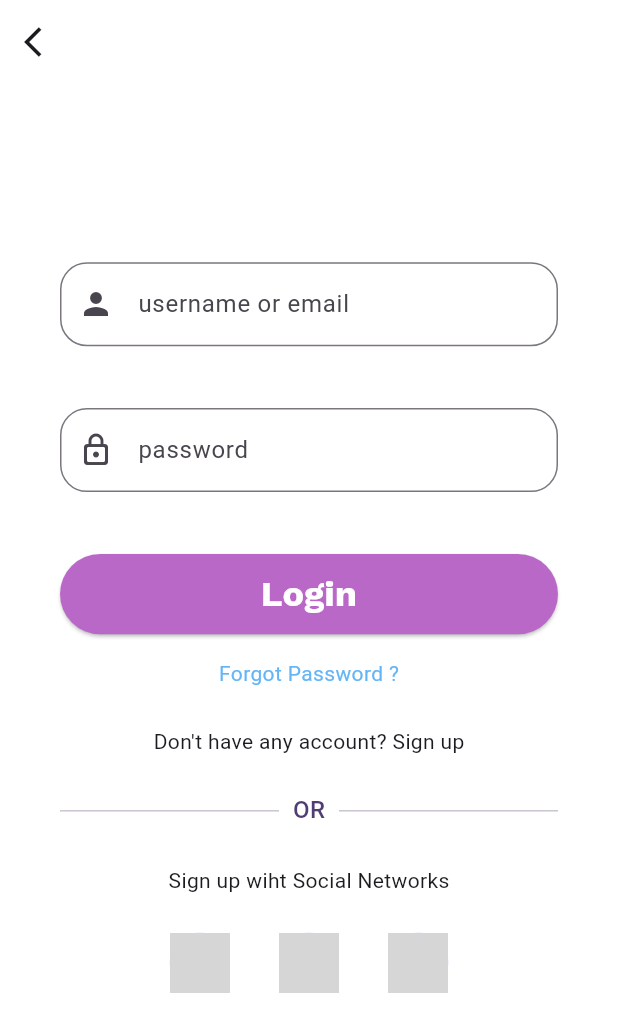
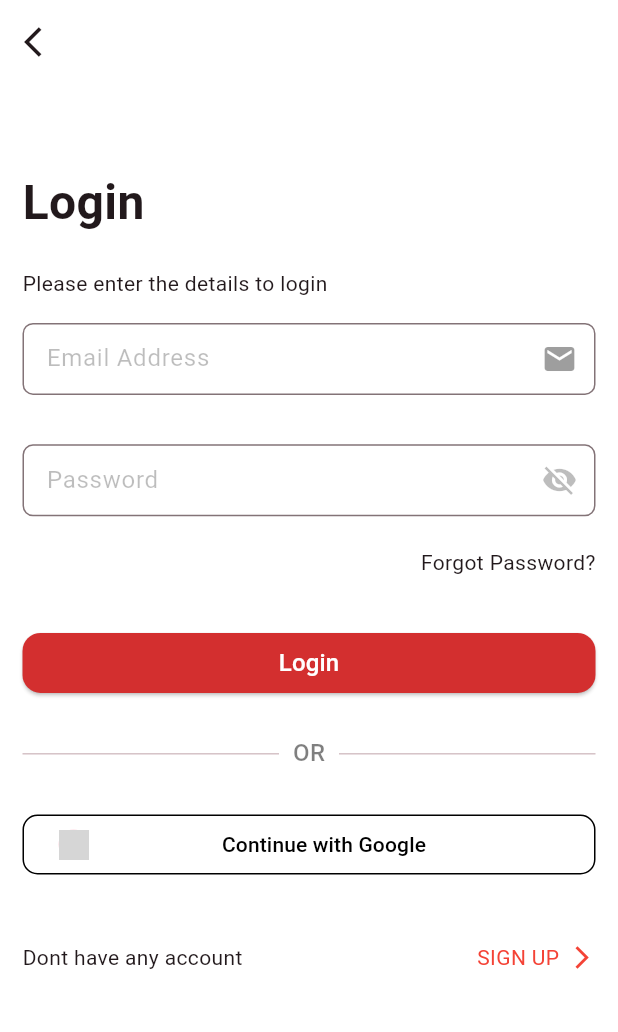
Before and after one commit to sijalneupane/flutter_app_1, a Flutter app: the screen it shows after launch, on a phone screen of 412 x 824 dp. Shown: the top 1032 px of the screen. Run offline on Flutter 3.47's test engine with Material 3 defaults, Android fonts, the phone set to English and light mode, and no system bars; our stand-ins replace font_awesome_flutter, google_fonts, readmore; network calls fail; grey boxes are pictures that could not be loaded.

Commit message:
Code added for Login form second for me, first for others

```diff
--- a/lib/facebook.dart
+++ b/lib/facebook.dart
@@ -84,6 +84,21 @@ class Facebook extends StatelessWidget {
                 size:30,
               )
             ],
+          ),
+          Row(
+            children: [
+              CircleAvatar(
+                backgroundImage: NetworkImage("https://live.staticflickr.com/5252/5403292396_0804de9bcf_b.jpg"),
+              ),
+              TextFormField(
+                decoration: InputDecoration(
+                  fillColor: Colors.white,
+                  border: OutlineInputBorder(
+
+                  )
+                ),
+              )
+            ],
           )
         ],
       ),
--- /dev/null
+++ b/lib/login1.dart
@@ -0,0 +1,146 @@
+import 'package:flutter/material.dart';
+
+class Login1 extends StatelessWidget {
+  Login1({super.key});
+
+  @override
+  Widget build(BuildContext context) {
+    return Scaffold(
+      backgroundColor: Colors.white,
+      appBar: AppBar(
+        backgroundColor: Colors.white,
+        leading: Icon(Icons.arrow_back_ios),
+        elevation: 0,
+      ),
+      body: SingleChildScrollView(
+        child: Padding(
+          padding: const EdgeInsets.all(15.0),
+          child: Column(
+            crossAxisAlignment: CrossAxisAlignment.start,
+            children: [
+              SizedBox(height: MediaQuery.of(context).size.height * 0.05),
+              const Text(
+                "Login",
+                style: TextStyle(fontWeight: FontWeight.bold, fontSize: 32),
+              ),
+              SizedBox(height: MediaQuery.of(context).size.height * 0.025),
+              const Text("Please enter the details to login"),
+              SizedBox(height: MediaQuery.of(context).size.height * 0.02),
+              TextFormField(
+                // style: TextStyle(color: Colors.blue),
+                decoration: InputDecoration(
+                  border: OutlineInputBorder(
+                      borderSide: BorderSide(color: Colors.black38),
+                      borderRadius: BorderRadius.circular(7)),
+                  contentPadding: EdgeInsets.all(12),
+                  labelText: "Email Address",
+                  labelStyle: TextStyle(color: Colors.black26),
+                  suffixIcon: Icon(Icons.email, color: Colors.black38),
+                ),
+              ),
+              SizedBox(height: MediaQuery.of(context).size.height * 0.04),
+              TextFormField(
+                // style: TextStyle(color: Colors.blue),
+                decoration: InputDecoration(
+                  border: OutlineInputBorder(
+                      borderSide: BorderSide(color: Colors.black12),
+                      borderRadius: BorderRadius.circular(7)),
+                  contentPadding: EdgeInsets.all(12),
+                  labelText: "Password",
+                  labelStyle: TextStyle(color: Colors.black26),
+                  suffixIcon: Icon(Icons.visibility_off, color: Colors.black26),
+                ),
+              ),
+              SizedBox(height: MediaQuery.of(context).size.height * 0.025),
+              Row(
+                children: [Spacer(), Text("Forgot Password?")],
+              ),
+              SizedBox(height: MediaQuery.of(context).size.height * 0.045),
+              SizedBox(
+                  height: 40,
+                  width: MediaQuery.of(context).size.width,
+                  child: ElevatedButton(
+                    onPressed: () {},
+                    child: Text(
+                      "Login",
+                      style: TextStyle(fontSize: 16),
+                    ),
+                    style: ElevatedButton.styleFrom(
+                        shape: RoundedRectangleBorder(
+                            borderRadius: BorderRadius.circular(12)),
+                        foregroundColor: Colors.white,
+                        backgroundColor: Colors.red[700]),
+                  )),
+              SizedBox(height: MediaQuery.of(context).size.height * 0.025),
+              Row(
+                children: [
+                  Expanded(child: Divider()),
+                  CircleAvatar(
+                    child: Text(
+                      "OR",
+                      style: TextStyle(color: Colors.black.withOpacity(0.5)),
+                    ),
+                    backgroundColor: Colors.transparent,
+                  ),
+                  Expanded(child: Divider())
+                ],
+              ),
+              SizedBox(height: MediaQuery.of(context).size.height * 0.02),
+              ElevatedButton(
+                onPressed: () {},
+                child: Row(
+                  children: [
+                    CircleAvatar(
+                      radius: 10,
+                      backgroundImage: NetworkImage(
+                          "https://banner2.cleanpng.com/20180326/gte/avj4aturu.webp"),
+                    ),
+                    Expanded(
+                      child: Text(
+                        "Continue with Google",
+                        textAlign: TextAlign.center,
+                      ),
+                    )
+                  ],
+                ),
+                style: ElevatedButton.styleFrom(
+                    shape: RoundedRectangleBorder(
+                        borderRadius: BorderRadius.circular(10)),
+                    side: BorderSide(width: 1),
+                    elevation: 0,
+                    backgroundColor: Colors.white,
+                    foregroundColor: Colors.black),
+              ),
+              SizedBox(height: MediaQuery.of(context).size.height * 0.05),
+              Row(
+                children: [
+                  Expanded(child: Text("Dont have any account")),
+                  InkWell(
+                      onTap: () {
+                        print("Pressed");
+                      },
+                      child: Row(
+                        children: [
+                          Text(
+                            "SIGN UP",
+                            style: TextStyle(color: Colors.red),
+                          ),
+                          SizedBox(
+                            width: MediaQuery.of(context).size.width * 0.015,
+                          ),
+                          Icon(
+                            Icons.arrow_forward_ios,
+                            size: 18,
+                            color: Colors.red,
+                          )
+                        ],
+                      )),
+                ],
+              )
+            ],
+          ),
+        ),
+      ),
+    );
+  }
+}
--- a/lib/main.dart
+++ b/lib/main.dart
@@ -2,6 +2,7 @@ import 'package:flutter/material.dart';
 import 'package:flutter_app_1/facebook.dart';
 import 'package:flutter_app_1/futsal.dart';
 import 'package:flutter_app_1/login.dart';
+import 'package:flutter_app_1/login1.dart';
 import 'package:flutter_app_1/splash_screen.dart';
 import 'package:flutter_app_1/textform1.dart';
 
@@ -17,13 +18,14 @@ class MyApp extends StatelessWidget {
     return MaterialApp(
       debugShowCheckedModeBanner: false,
       title:'Flutter Demo',
-      theme: ThemeData(scaffoldBackgroundColor: Colors.black,
-        colorScheme: ColorScheme.fromSeed(seedColor: Colors.deepPurple),
+      theme: ThemeData(scaffoldBackgroundColor: Colors.white,
+        colorScheme: ColorScheme.fromSeed(seedColor: Colors.black),
         useMaterial3: true,
       ),
       // home:TrendingFutsalEvents()
       // home:FutsalBooking()
-      home: Login(),
+      home:Login1()
+      // home: Login(),
     );
   }
 }
```
